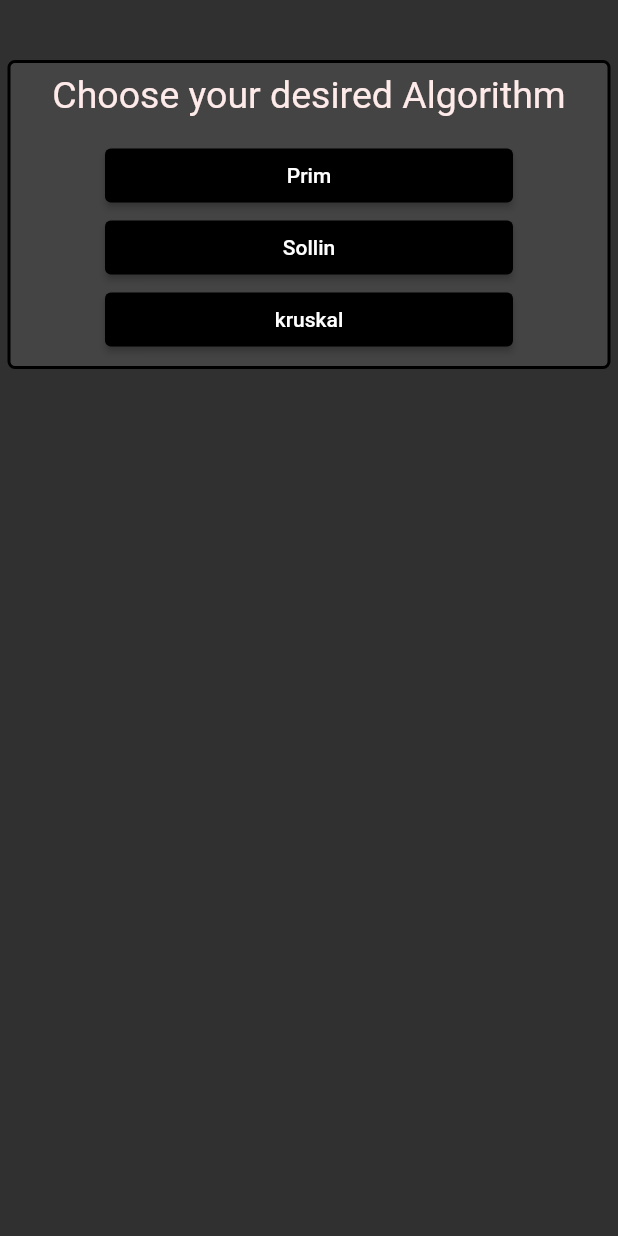
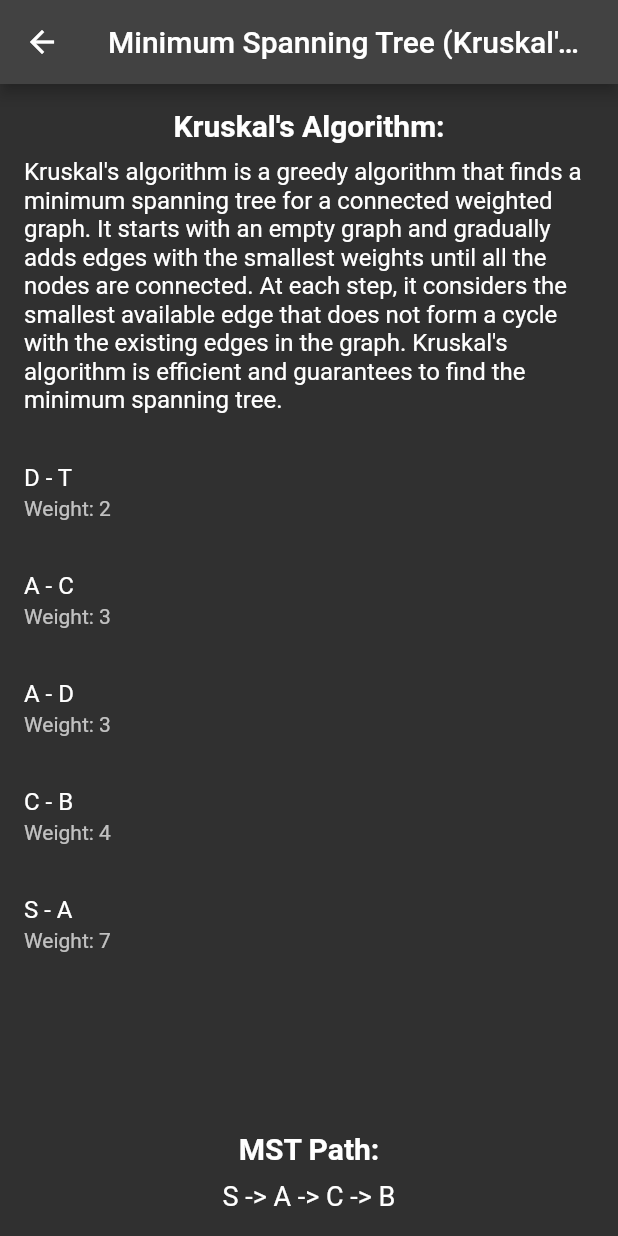
Before and after one commit to Crisiroid/Algorithm_generator, a Flutter app: the screen it shows after launch, after a tap on "kruskal", on a phone screen of 412 x 824 dp. Run offline on Flutter 3.47's test engine with Material 2 defaults, Android fonts, the phone set to English and light mode, and no system bars.

Commit message:
kruskal added and bug fix

```diff
--- a/lib/Screens/home_page.dart
+++ b/lib/Screens/home_page.dart
@@ -1,5 +1,6 @@
 // ignore_for_file: prefer_const_constructors, prefer_const_literals_to_create_immutables, unnecessary_new
 import 'package:algorithm_generator/Screens/algorithm_steps.dart';
+import 'package:algorithm_generator/Screens/kruskal_algorithm_steps.dart';
 import 'package:algorithm_generator/Screens/sollin_algorithm_steps.dart';
 import 'package:algorithm_generator/Utils/custom_button.dart';
 import 'package:flutter/material.dart';
@@ -59,7 +60,16 @@ class HomePage extends StatelessWidget {
                           },
                           text: "Sollin");
                     }),
-                    CustomButton(onPressed: () {}, text: "kruskal"),
+                    Builder(builder: (context) {
+                      return CustomButton(
+                          onPressed: () {
+                            Navigator.push(
+                                context,
+                                MaterialPageRoute(
+                                    builder: (context) => KruskalMSTScreen()));
+                          },
+                          text: "kruskal");
+                    }),
                   ],
                 ),
               ),
--- /dev/null
+++ b/lib/Screens/kruskal_algorithm_steps.dart
@@ -0,0 +1,154 @@
+import 'package:flutter/material.dart';
+
+class Edge {
+  final String source;
+  final String destination;
+  final int weight;
+
+  Edge({required this.source, required this.destination, required this.weight});
+}
+
+class Graph {
+  final List<String> nodes;
+  final List<Edge> edges;
+
+  Graph({required this.nodes, required this.edges});
+
+  List<Edge> kruskalMST(String startNode, String endNode) {
+    edges.sort((a, b) => a.weight.compareTo(b.weight));
+    final Map<String, String> parentMap = {};
+    final List<Edge> mst = [];
+
+    for (final node in nodes) {
+      parentMap[node] = node;
+    }
+
+    String findParent(String node) {
+      if (parentMap[node] != node) {
+        parentMap[node] = findParent(parentMap[node]!);
+      }
+      return parentMap[node]!;
+    }
+
+    void union(String node1, String node2) {
+      final parent1 = findParent(node1);
+      final parent2 = findParent(node2);
+      parentMap[parent2] = parent1;
+    }
+
+    int numEdges = 0;
+    int index = 0;
+
+    while (numEdges < nodes.length - 1) {
+      final Edge currentEdge = edges[index];
+      final String sourceParent = findParent(currentEdge.source);
+      final String destParent = findParent(currentEdge.destination);
+
+      if (sourceParent != destParent) {
+        mst.add(currentEdge);
+        union(sourceParent, destParent);
+        numEdges++;
+      }
+
+      index++;
+    }
+
+    return mst;
+  }
+
+  List<String> getPath(String startNode, String endNode, List<Edge> mst) {
+    final List<String> path = [startNode];
+    String currentNode = startNode;
+
+    while (currentNode != endNode) {
+      for (final edge in mst) {
+        if (edge.source == currentNode) {
+          path.add(edge.destination);
+          currentNode = edge.destination;
+          break;
+        }
+      }
+    }
+
+    return path;
+  }
+}
+
+class KruskalMSTScreen extends StatelessWidget {
+  final Graph graph = Graph(
+    nodes: ['S', 'A', 'C', 'B', 'T', 'D'],
+    edges: [
+      Edge(source: 'S', destination: 'A', weight: 7),
+      Edge(source: 'S', destination: 'C', weight: 8),
+      Edge(source: 'A', destination: 'C', weight: 3),
+      Edge(source: 'C', destination: 'C', weight: 2),
+      Edge(source: 'A', destination: 'B', weight: 6),
+      Edge(source: 'A', destination: 'B', weight: 9),
+      Edge(source: 'B', destination: 'T', weight: 5),
+      Edge(source: 'C', destination: 'B', weight: 4),
+      Edge(source: 'A', destination: 'D', weight: 3),
+      Edge(source: 'D', destination: 'T', weight: 2),
+    ],
+  );
+
+  @override
+  Widget build(BuildContext context) {
+    final List<Edge> mst = graph.kruskalMST('S', 'B');
+    final List<String> path = graph.getPath('S', 'B', mst);
+
+    return Scaffold(
+      appBar: AppBar(
+        title: const Text('Minimum Spanning Tree (Kruskal\'s Algorithm)'),
+      ),
+      body: Column(
+        children: [
+          Padding(
+            padding: const EdgeInsets.all(16),
+            child: Column(
+              children: const [
+                Text(
+                  'Kruskal\'s Algorithm:',
+                  style: TextStyle(fontSize: 20, fontWeight: FontWeight.bold),
+                ),
+                SizedBox(height: 10),
+                Text(
+                  'Kruskal\'s algorithm is a greedy algorithm that finds a minimum spanning tree for a connected weighted graph. It starts with an empty graph and gradually adds edges with the smallest weights until all the nodes are connected. At each step, it considers the smallest available edge that does not form a cycle with the existing edges in the graph. Kruskal\'s algorithm is efficient and guarantees to find the minimum spanning tree.',
+                  style: TextStyle(fontSize: 16),
+                ),
+              ],
+            ),
+          ),
+          Expanded(
+            child: ListView.builder(
+              itemCount: mst.length,
+              itemBuilder: (context, index) {
+                final edge = mst[index];
+                return ListTile(
+                  title: Text('${edge.source} - ${edge.destination}'),
+                  subtitle: Text('Weight: ${edge.weight}'),
+                );
+              },
+            ),
+          ),
+          Padding(
+            padding: const EdgeInsets.all(16),
+            child: Column(
+              children: [
+                const Text(
+                  'MST Path:',
+                  style: TextStyle(fontSize: 20, fontWeight: FontWeight.bold),
+                ),
+                const SizedBox(height: 10),
+                Text(
+                  path.join(' -> '),
+                  style: const TextStyle(fontSize: 18),
+                  textAlign: TextAlign.center,
+                ),
+              ],
+            ),
+          ),
+        ],
+      ),
+    );
+  }
+}
--- a/pubspec.yaml
+++ b/pubspec.yaml
@@ -36,6 +36,7 @@ dependencies:
   # Use with the CupertinoIcons class for iOS style icons.
   cupertino_icons: ^1.0.2
   flutter_graph_view: ^0.0.2
+  collection: ^1.17.0
 
 dev_dependencies:
   flutter_test:
```
Also changed, not shown: pubspec.lock.
